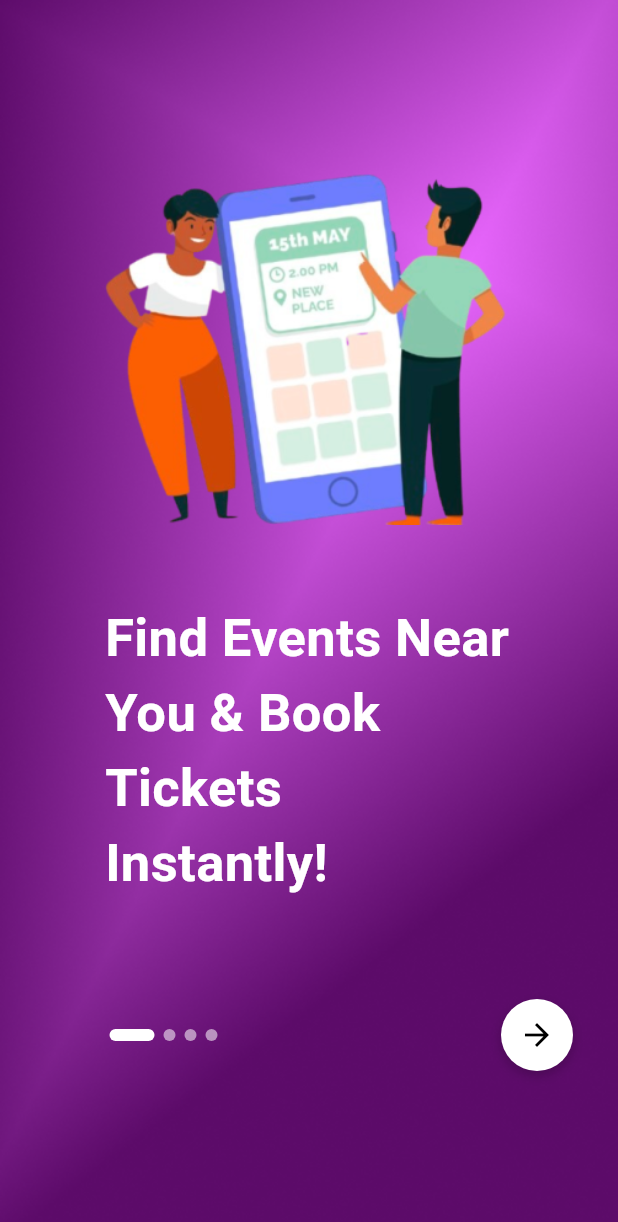
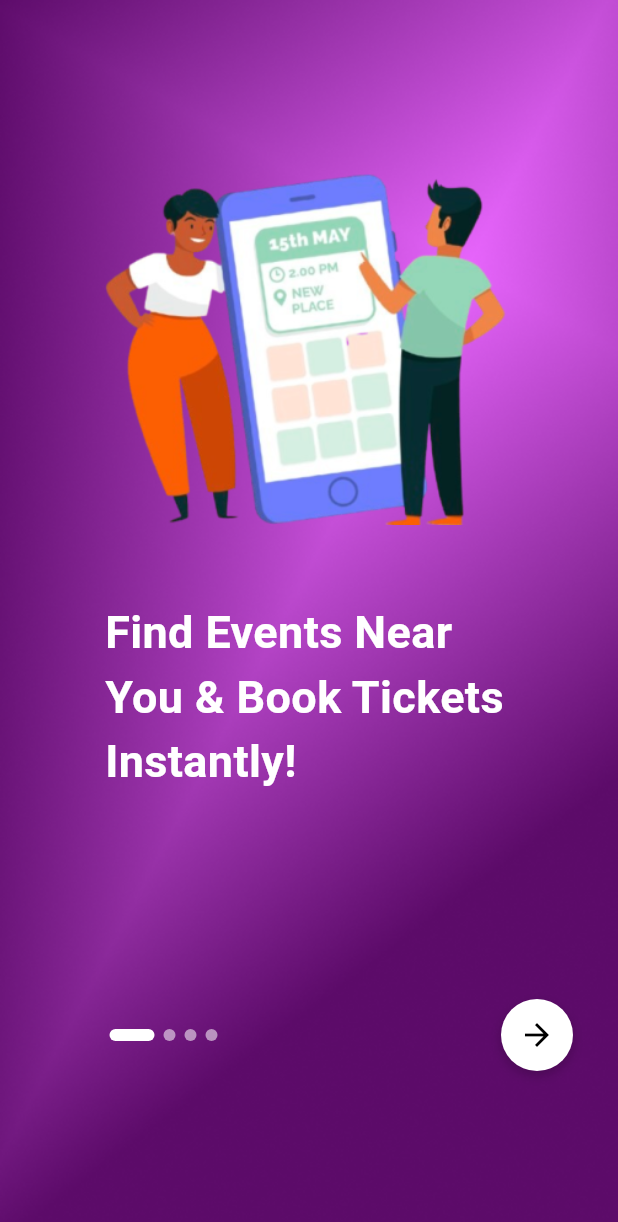
Before and after one commit to ShreyasVapiwala/Tixplore, a Flutter app: the screen it shows after launch, on a phone screen of 412 x 824 dp. Shown: the top 1222 px of the screen. Run offline on Flutter 3.47's test engine with Material 3 defaults, Android fonts, the light colour scheme and no system bars.

Commit message:
StartScreen font Updated

```diff
--- a/lib/screens/onboarding_screen.dart
+++ b/lib/screens/onboarding_screen.dart
@@ -92,7 +92,7 @@ class _StartScreenState extends State<StartScreen> {
                     key: ValueKey<int>(index),
                     textAlign: TextAlign.left,
                     style: const TextStyle(
-                      fontSize: 35,
+                      fontSize: 30,
                       fontWeight: FontWeight.bold,
                       color: Colors.white,
                     ),
```
